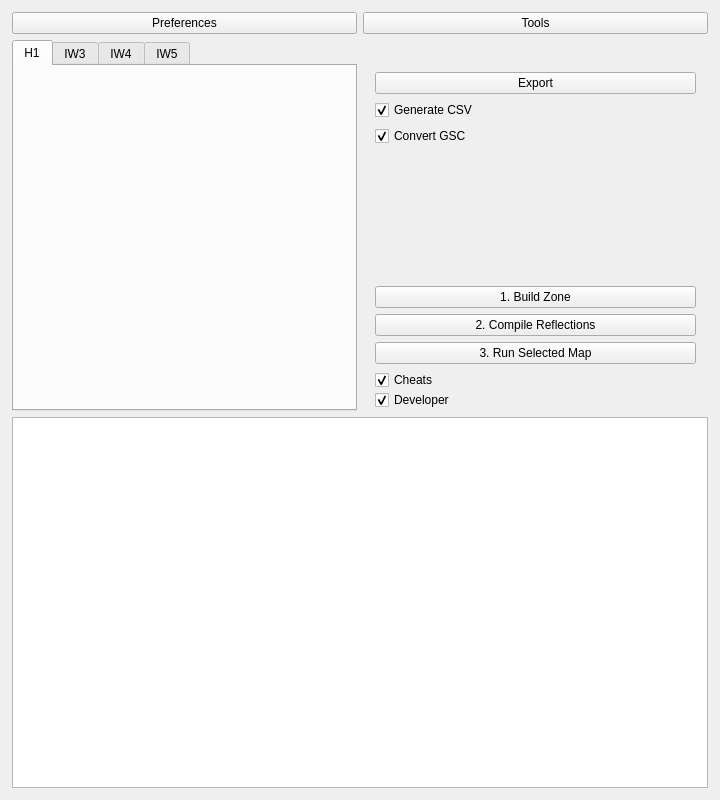
Above: H1ModTools/H1ModTools.ui from Joelrau/H1ModTools before the change. Below: the same form after it.
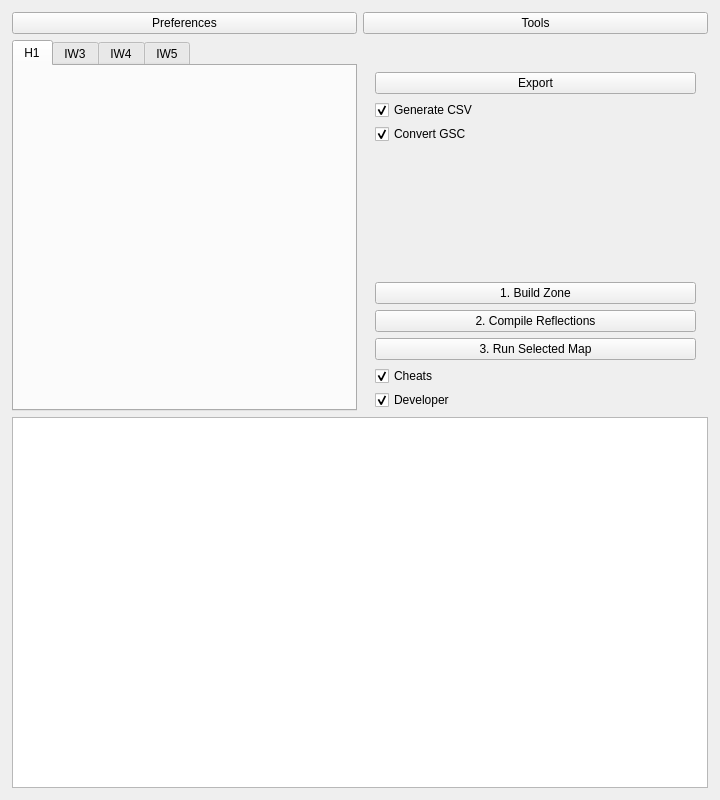
That is the form after the change. Icons and pictures are not drawn.

The edit to the form file:
```diff
--- a/H1ModTools/H1ModTools.ui
+++ b/H1ModTools/H1ModTools.ui
@@ -132,6 +132,9 @@
        </item>
        <item>
         <layout class="QVBoxLayout" name="verticalLayout_3">
+         <property name="spacing">
+          <number>4</number>
+         </property>
          <item>
           <widget class="QCheckBox" name="generateCsvCheckBox">
            <property name="text">
@@ -215,12 +218,12 @@
        <item>
         <layout class="QVBoxLayout" name="verticalLayout_2">
          <property name="spacing">
-          <number>0</number>
+          <number>4</number>
          </property>
          <item>
           <widget class="QCheckBox" name="cheatsCheckBox">
            <property name="sizePolicy">
-            <sizepolicy hsizetype="Minimum" vsizetype="Minimum">
+            <sizepolicy hsizetype="Minimum" vsizetype="Fixed">
              <horstretch>0</horstretch>
              <verstretch>0</verstretch>
             </sizepolicy>
```
Left out of the diff: 6 changed lines with no effect on the pictures.
